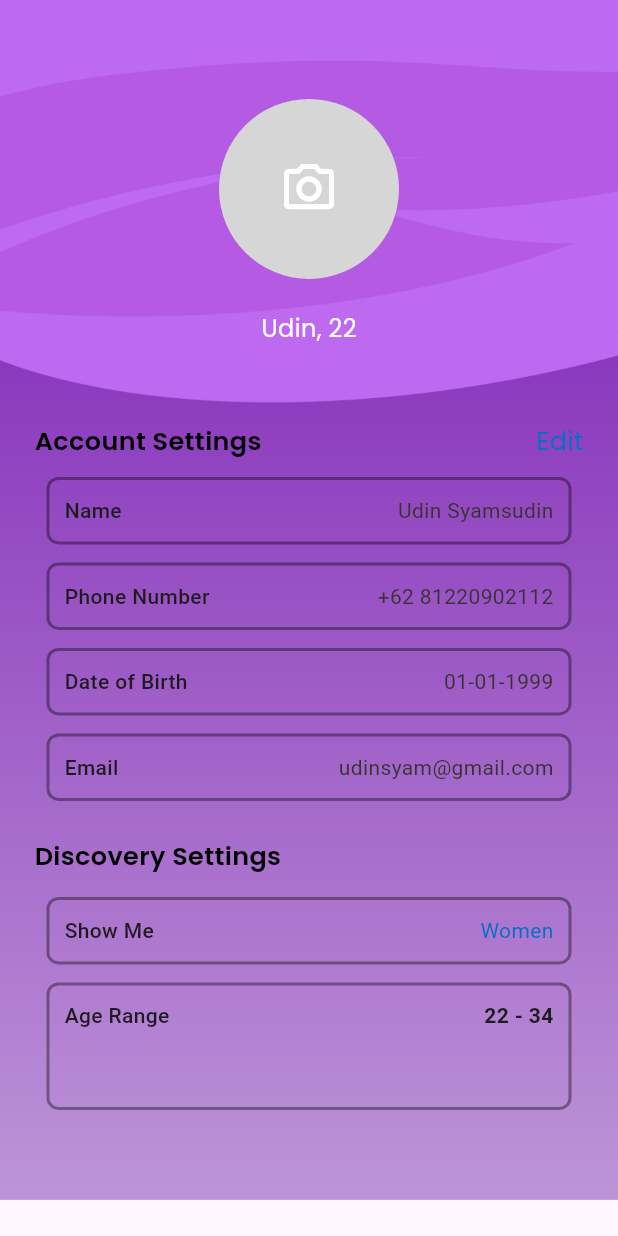
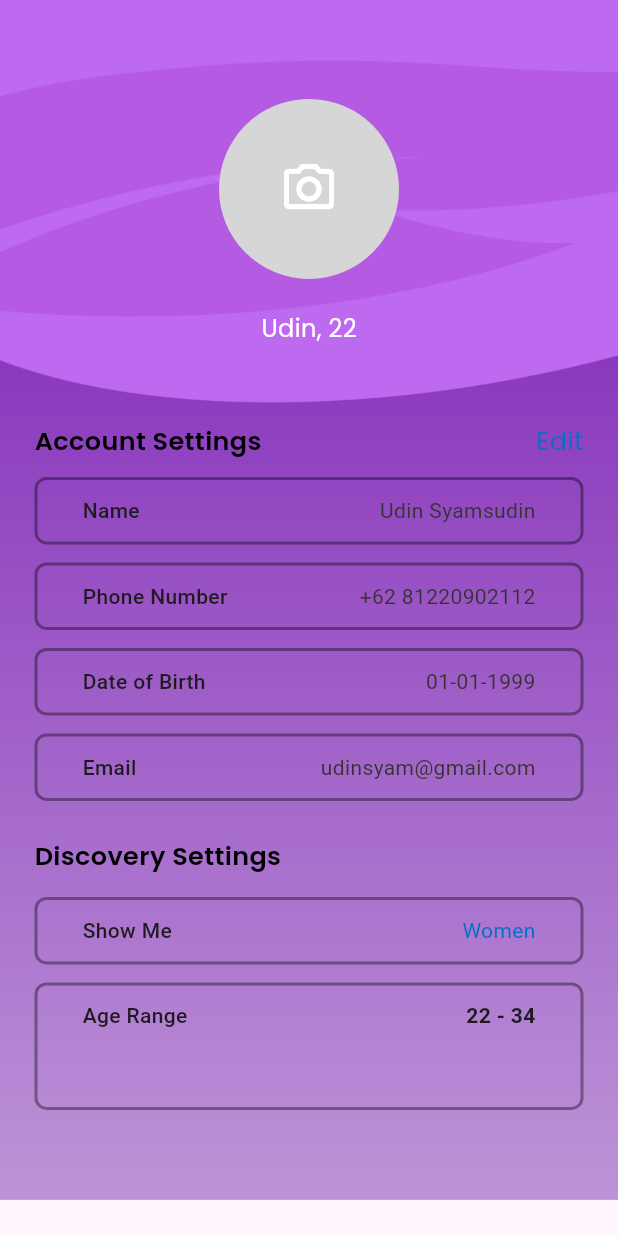
Before and after one commit to rafiizdhr/Likely, a Flutter app: the Profile screen opened by its route, on a phone screen of 412 x 824 dp. Run offline on Flutter 3.47's test engine with Material 3 defaults, Android fonts, the phone set to English and light mode, and no system bars; our stand-ins replace appinio_swiper, cloud_firestore, firebase_auth, firebase_core, get, google_fonts and 1 more; accounts and stored records are empty.

Commit message:
sedikit tambahan

```diff
--- a/lib/pages/profile_page.dart
+++ b/lib/pages/profile_page.dart
@@ -193,7 +193,8 @@ class _ProfileState extends State<Profile> {
             ),
             SizedBox(height: 15),
             Container(
-              width: 350,
+              padding: EdgeInsets.symmetric(horizontal: 20),
+              width: MediaQuery.of(context).size.width,
               height: 45,
               decoration: BoxDecoration(
                 borderRadius: BorderRadius.circular(8),
@@ -220,7 +221,8 @@ class _ProfileState extends State<Profile> {
             ),
             SizedBox(height: 12),
             Container(
-              width: 350,
+              padding: EdgeInsets.symmetric(horizontal: 20),
+              width: MediaQuery.of(context).size.width,
               height: 85,
               decoration: BoxDecoration(
                 borderRadius: BorderRadius.circular(8),
@@ -253,7 +255,8 @@ class _ProfileState extends State<Profile> {
 
   Container kontener(String kiri, String kanan) {
     return Container(
-      width: 350,
+      padding: EdgeInsets.symmetric(horizontal: 20),
+      width: MediaQuery.of(context).size.width,
       height: 45,
       decoration: BoxDecoration(
         borderRadius: BorderRadius.circular(8),
```
Also changed, not shown: lib/pages/chat_field.dart (+21 -4 lines), pubspec.lock.
